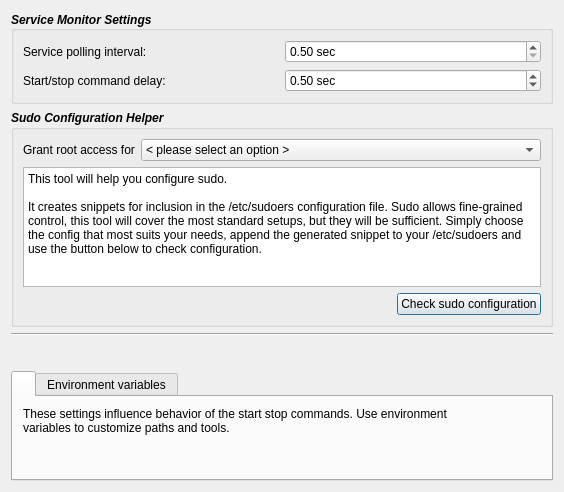
First picture: the form in contents/code/dialogs/Settings.ui, repository mbleichner/service-monitor, before the edit.
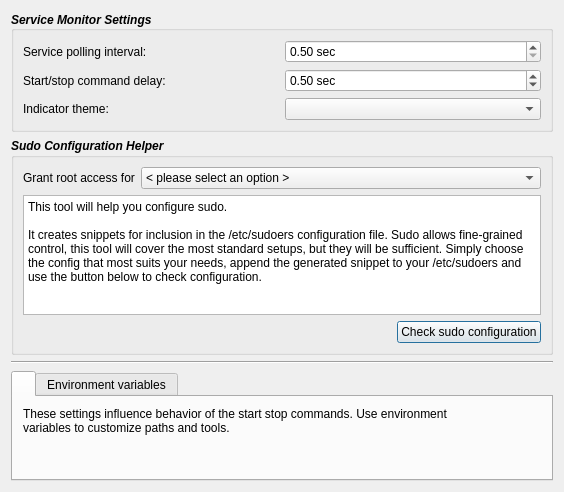
Second picture: the form after the edit. Icons and pictures are not drawn.

Commit message: added indicator theming support and some standard themes

Patch:
```diff
--- a/contents/code/dialogs/Settings.ui
+++ b/contents/code/dialogs/Settings.ui
@@ -114,6 +114,31 @@
         </property>
        </widget>
       </item>
+      <item row="2" column="0">
+       <widget class="QLabel" name="label_3">
+        <property name="font">
+         <font>
+          <weight>50</weight>
+          <italic>false</italic>
+          <bold>false</bold>
+         </font>
+        </property>
+        <property name="text">
+         <string>Indicator theme:</string>
+        </property>
+       </widget>
+      </item>
+      <item row="2" column="1">
+       <widget class="QComboBox" name="themeComboBox">
+        <property name="font">
+         <font>
+          <weight>50</weight>
+          <italic>false</italic>
+          <bold>false</bold>
+         </font>
+        </property>
+       </widget>
+      </item>
      </layout>
     </widget>
    </item>
```
The commit also changes 24 other files.
